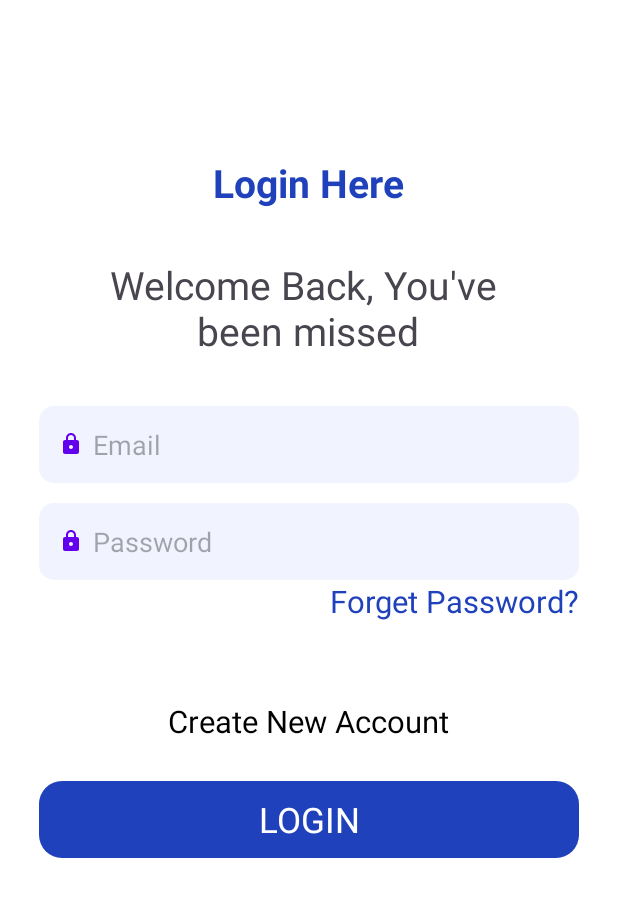
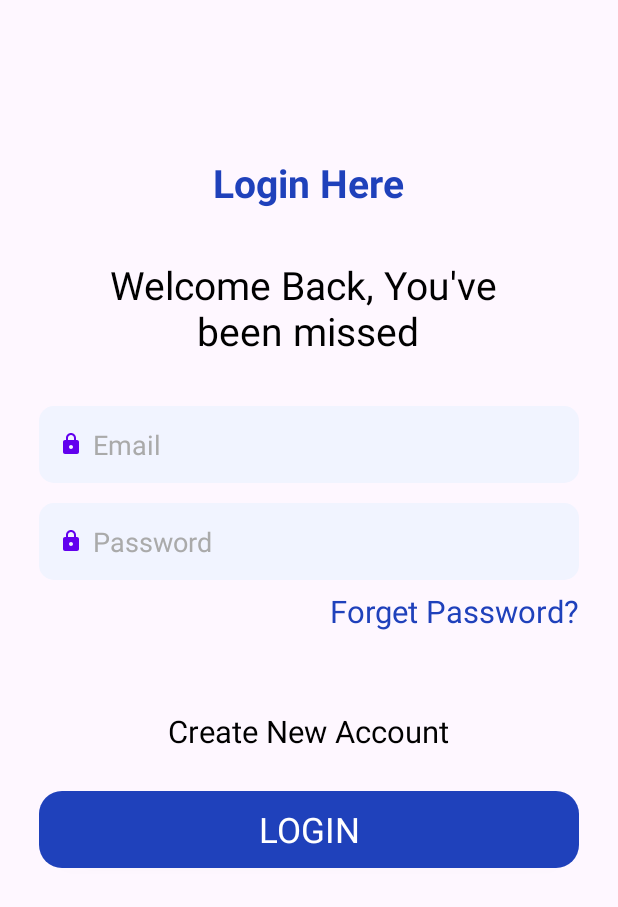
Before and after one commit to hemil13/internshipBatch2, an Android app: the screen it shows after launch (MainActivity), on a phone screen of 412 x 824 dp. Shown: the top 907 px of the screen. Run offline under Robolectric (Android 15) with nearby library versions, the phone set to English and light mode, and no system bars; our stand-ins replace sdp/ssp sizes; Roboto replaces fonts that are not available here.

Commit message:
dark theme, validation

```diff
--- a/app/src/main/java/com/example/internshipbatch2/MainActivity.java
+++ b/app/src/main/java/com/example/internshipbatch2/MainActivity.java
@@ -1,24 +1,60 @@
 package com.example.internshipbatch2;
 
+
 import android.os.Bundle;
+import android.view.View;
+import android.widget.Button;
+import android.widget.EditText;
+import android.widget.Toast;
 
-import androidx.activity.EdgeToEdge;
 import androidx.appcompat.app.AppCompatActivity;
-import androidx.core.graphics.Insets;
-import androidx.core.view.ViewCompat;
-import androidx.core.view.WindowInsetsCompat;
+
+import com.google.android.material.snackbar.Snackbar;
 
 public class MainActivity extends AppCompatActivity {
+
+    Button login;
+    EditText email, password;
+
+    String email_pattern = "[a-z0-9._%+-]+@[a-z0-9.-]+\\.[a-z]{2,4}$";
 
     @Override
     protected void onCreate(Bundle savedInstanceState) {
         super.onCreate(savedInstanceState);
-        EdgeToEdge.enable(this);
         setContentView(R.layout.activity_main);
-        ViewCompat.setOnApplyWindowInsetsListener(findViewById(R.id.main), (v, insets) -> {
-            Insets systemBars = insets.getInsets(WindowInsetsCompat.Type.systemBars());
-            v.setPadding(systemBars.left, systemBars.top, systemBars.right, systemBars.bottom);
-            return insets;
+
+        login = findViewById(R.id.main_login);
+        email = findViewById(R.id.main_email);
+        password = findViewById(R.id.main_password);
+
+        login.setOnClickListener(new View.OnClickListener() {
+            @Override
+            public void onClick(View view) {
+
+                if(email.getText().toString().equals("")){
+                    email.setError("Enter Email");
+                }
+
+                else if (!email.getText().toString().matches(email_pattern)) {
+                    email.setError("Enter valid email");
+                }
+
+                else if (password.getText().toString().equals("")) {
+                    password.setError("Enter password");
+                }
+
+                else if (password.getText().toString().length()<6) {
+                    password.setError("Minimum 6 characters");
+                }
+
+                else{
+
+                    Toast.makeText(MainActivity.this, "Login Sucessfull", Toast.LENGTH_SHORT).show();
+                }
+
+//                Snackbar.make(view,"Login Sucessfull", Snackbar.LENGTH_LONG).show();
+            }
         });
+
     }
 }
--- a/app/src/main/res/layout/activity_main.xml
+++ b/app/src/main/res/layout/activity_main.xml
@@ -6,7 +6,6 @@
     android:layout_width="match_parent"
     android:layout_height="match_parent"
     android:orientation="vertical"
-    android:background="@color/white"
     tools:context=".MainActivity">
 
     <TextView
@@ -29,6 +28,7 @@
 
 
     <EditText
+        android:id="@+id/main_email"
         style="@style/edit_text"
         android:hint="@string/email"
         android:inputType="textEmailAddress"
@@ -37,6 +37,7 @@
         />
 
     <EditText
+        android:id="@+id/main_password"
         style="@style/edit_text"
         android:hint="@string/password"
         android:inputType="textPassword"
@@ -48,11 +49,11 @@
 
     <TextView
         style="@style/text_16"
+        android:layout_marginTop="@dimen/_5sdp"
         android:text="@string/forget_password"
         android:textColor="@color/blue_login"
         android:layout_gravity="end"
         android:layout_marginRight="@dimen/_20sdp"
-
         />
 
 
@@ -60,20 +61,16 @@
     <TextView
         style="@style/text_16"
         android:text="@string/create_new_account"
-        android:textColor="@color/black"
         android:layout_gravity="center"
         android:layout_marginTop="@dimen/_40sdp"
         />
 
     <Button
+        android:id="@+id/main_login"
         style="@style/button_18"
         android:layout_marginTop="@dimen/_20sdp"
         android:text="@string/login_button"
         app:backgroundTint="@null"
         />
 
-
-
-
-
 </LinearLayout>
--- a/app/src/main/res/values-night/themes.xml
+++ b/app/src/main/res/values-night/themes.xml
@@ -4,5 +4,43 @@
         <!-- Customize your dark theme here. -->
         <!-- <item name="colorPrimary">@color/my_dark_primary</item> -->
         <item name="android:fontFamily">@font/bree_serif</item>
+        <item name="background">@color/black</item>
+    </style>
+
+
+
+    <style name="Theme.InternshipBatch2" parent="Base.Theme.InternshipBatch2" />
+
+    <style name="text_20" parent="Widget.AppCompat.TextView">
+        <item name="android:layout_width">wrap_content</item>
+        <item name="android:layout_height">wrap_content</item>
+        <item name="android:textSize">@dimen/_20sdp</item>
+        <item name="android:textColor">@color/white</item>
+    </style>
+
+
+    <style name="text_16" parent="Widget.AppCompat.TextView">
+        <item name="android:layout_width">wrap_content</item>
+        <item name="android:layout_height">wrap_content</item>
+        <item name="android:textSize">@dimen/_16sdp</item>
+        <item name="android:textColor">@color/white</item>"
+    </style>
+
+    <style name="button_18" parent="Widget.AppCompat.Button">
+        <item name="android:layout_height">wrap_content</item>
+        <item name="android:layout_width">match_parent</item>
+        <item name="android:textSize">@dimen/_18sdp</item>
+        <item name="android:background">@drawable/round_button</item>
+        <item name="android:layout_marginHorizontal">@dimen/_20sdp</item>
+        <item name="android:textColor">@color/white</item>
+    </style>
+
+    <style name="edit_text" parent="Widget.AppCompat.EditText">
+        <item name="android:layout_height">wrap_content</item>
+        <item name="android:layout_width">match_parent</item>
+        <item name="android:padding">@dimen/_10sdp</item>
+        <item name="android:background">@drawable/custom_borders</item>
+        <item name="android:layout_marginHorizontal">@dimen/_20sdp</item>
+        <item name="android:textColorHint">@android:color/darker_gray</item>
     </style>
 </resources>
--- a/app/src/main/res/values/themes.xml
+++ b/app/src/main/res/values/themes.xml
@@ -4,6 +4,7 @@
         <!-- Customize your light theme here. -->
         <!-- <item name="colorPrimary">@color/my_light_primary</item> -->
         <item name="android:fontFamily">@font/bree_serif</item>
+        <item name="background">@color/white</item>
     </style>
 
     <style name="Theme.InternshipBatch2" parent="Base.Theme.InternshipBatch2" />
@@ -12,6 +13,7 @@
         <item name="android:layout_width">wrap_content</item>
         <item name="android:layout_height">wrap_content</item>
         <item name="android:textSize">@dimen/_20sdp</item>
+        <item name="android:textColor">@color/black</item>
     </style>
 
 
@@ -19,6 +21,7 @@
         <item name="android:layout_width">wrap_content</item>
         <item name="android:layout_height">wrap_content</item>
         <item name="android:textSize">@dimen/_16sdp</item>
+        <item name="android:textColor">@color/black</item>"
     </style>
 
     <style name="button_18" parent="Widget.AppCompat.Button">
@@ -35,6 +38,7 @@
         <item name="android:padding">@dimen/_10sdp</item>
         <item name="android:background">@drawable/custom_borders</item>
         <item name="android:layout_marginHorizontal">@dimen/_20sdp</item>
+        <item name="android:textColorHint">@android:color/darker_gray</item>
     </style>
 
 
```
